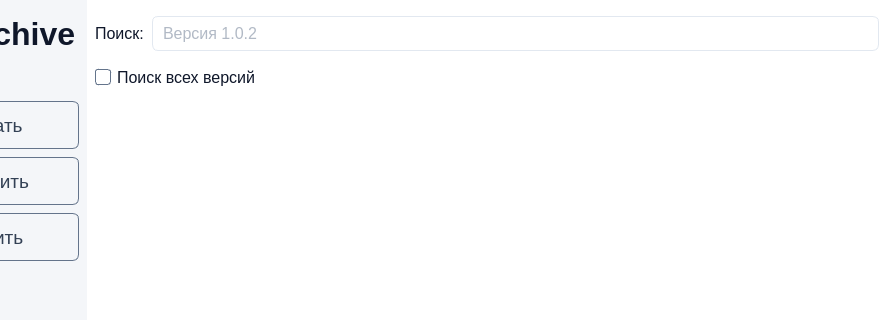
pntech-dev/File-Archive, file ui/mainUI.ui: the form before one commit; both pictures show x 113 to 1000 and y 0 to 320 of the 1000 by 700 pixel window.
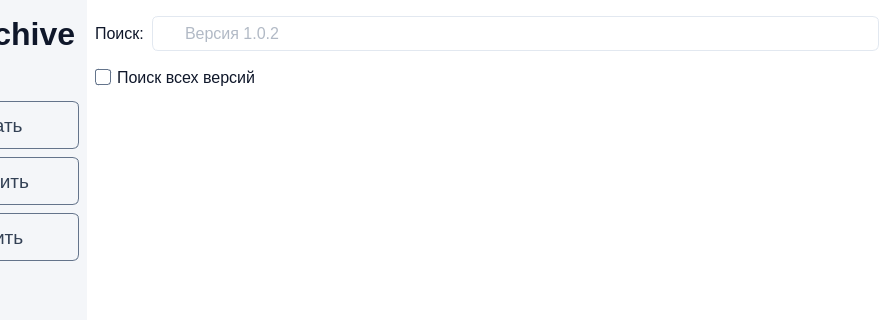
The form after the commit. Icons and pictures are not drawn.

The edit to the form file:
```diff
--- a/ui/mainUI.ui
+++ b/ui/mainUI.ui
@@ -665,6 +665,34 @@
                      <pointsize>12</pointsize>
                     </font>
                    </property>
+                   <property name="styleSheet">
+                    <string notr="true">/* === Обычное состояние === */
+QLineEdit {
+    background-color: #FFFFFF;
+    border: 1px solid #E2E8F0;
+    border-radius: 6px;
+    color: #64748B;
+    padding: 6px 8px 6px 30px;               /* Место под иконку */
+    background-image: url(:/icons/search_64748B.svg);
+    background-repeat: no-repeat;
+    background-position: 8px center;
+}
+
+/* === Фокус (активное состояние) === */
+QLineEdit:focus {
+    border: 1px solid #2563EB;
+    color: #0F172A;
+    background-image: url(:/icons/search_2563EB.svg);
+}
+
+/* === Отключено === */
+QLineEdit:disabled {
+    border: 1px solid #F8FAFC;
+    color: #E2E8F0;
+    background-image: url(:/icons/search_E2E8F0.svg);
+}
+</string>
+                   </property>
                    <property name="text">
                     <string/>
                    </property>
```
